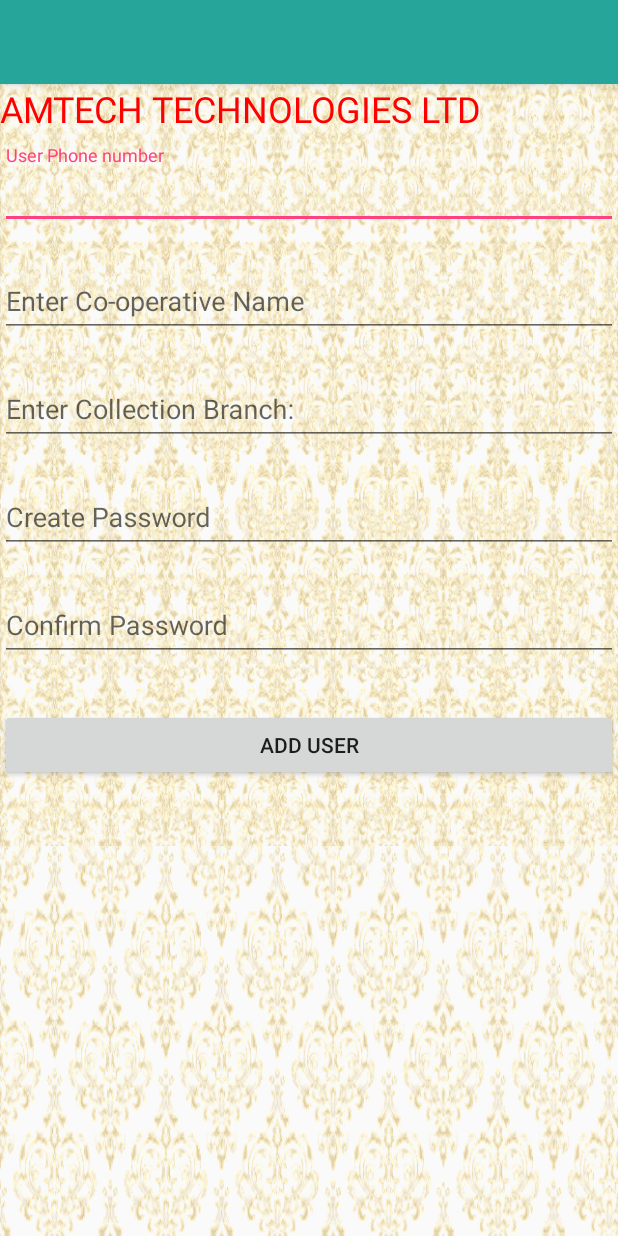
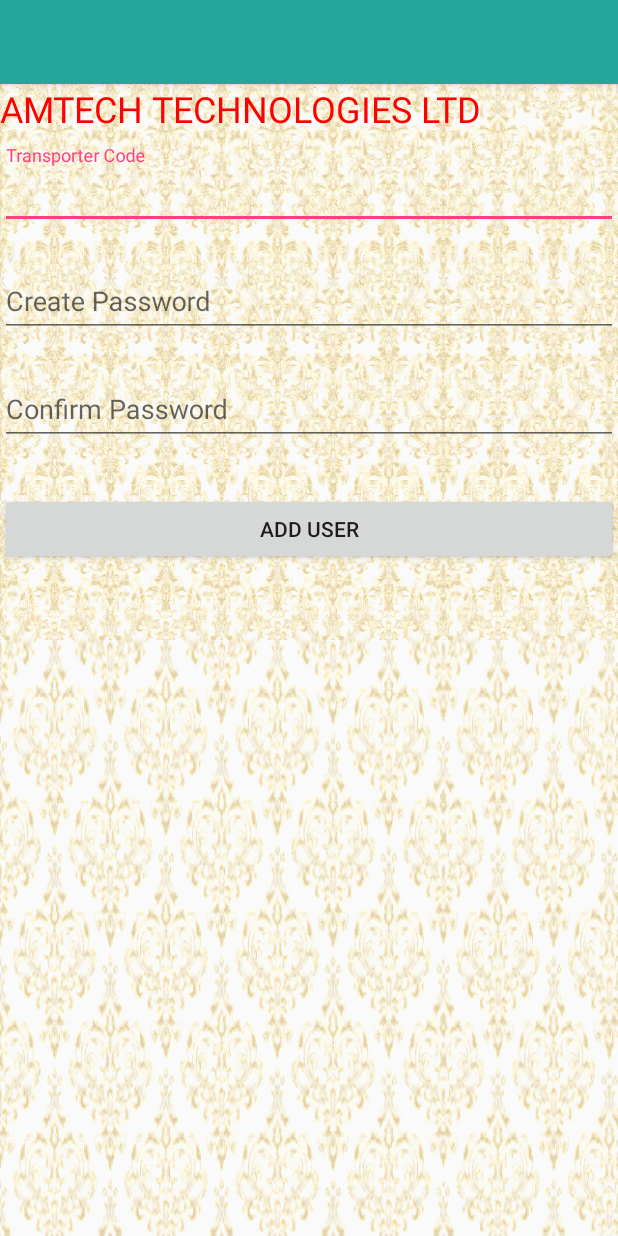
Before and after one commit to Omwitsa/easyma_new, an Android app: the AddUserActivity screen opened directly, with no data from a screen before it, after a tap on "ADD USER", on a phone screen of 412 x 824 dp. Run offline under Robolectric (Android 15) with nearby library versions, the phone set to English and light mode, and no system bars; libraries missing offline, so code that uses them is left out: com.google.firebase.crashlytics.

Commit message:
Change Users Registration Details

```diff
--- a/app/src/main/java/Rest/ApiClient.java
+++ b/app/src/main/java/Rest/ApiClient.java
@@ -4,7 +4,7 @@ import retrofit2.Retrofit;
 import retrofit2.converter.gson.GsonConverterFactory;
 
 public class ApiClient {
-    public static final String BASE_URL = "http://192.168.8.166:8092/";
+    public static final String BASE_URL = "http://192.168.43.241:8092/";
     private static Retrofit retrofit = null;
     public static Retrofit getClient() {
         if (retrofit==null) {
--- a/app/src/main/java/com/myactivities/AddUserActivity.java
+++ b/app/src/main/java/com/myactivities/AddUserActivity.java
@@ -31,7 +31,7 @@ import Adapters.DairyFarmSpinnerAdapter;
 
 public class AddUserActivity extends AppCompatActivity {
     Button add;
-    EditText username, pass, pass1,c_branch,c_cooperative;
+    EditText username, pass, pass1;
     //ProgressDialog dialog = null;
     SQLiteDatabase db;
     TextView alert;
@@ -73,12 +73,7 @@ public class AddUserActivity extends AppCompatActivity {
 
         username = (EditText) findViewById(R.id.uname123);
         pass = (EditText) findViewById(R.id.pass123);
-        c_cooperative = (EditText) findViewById(R.id.c_coperative);
         pass1 = (EditText) findViewById(R.id.pass23);
-        c_branch=(EditText)findViewById(R.id.c_branch);
-
-
-
 
         add = (Button) findViewById(R.id.btnAddUser);
         db = openOrCreateDatabase("loginDB", Context.MODE_PRIVATE, null);
@@ -88,21 +83,14 @@ add.setOnClickListener(new OnClickListener() {
     @Override
     public void onClick(View v) {
         String phonee = username.getText().toString();
-        String brancch = c_branch.getText().toString();
+        String brancch = "";
         String password = pass.getText().toString();
-        String Coop = c_cooperative.getText().toString();
+        String Coop = "";
         String confirm_pass = pass1.getText().toString();
 
         if (phonee.isEmpty())
         {
             Toast.makeText(getApplicationContext(), "Please enter Phone Number", Toast.LENGTH_LONG).show();
-        }
-        else if (brancch.isEmpty())
-        {
-            Toast.makeText(getApplicationContext(), "Please enter Branch", Toast.LENGTH_LONG).show();
-        } else if(Coop.isEmpty())
-        {
-            Toast.makeText(getApplicationContext(), "Please enter Cooperative Name", Toast.LENGTH_LONG).show();
         }
         else if (password.isEmpty()){
             Toast.makeText(getApplicationContext(), "Please enter password", Toast.LENGTH_LONG).show();
@@ -119,8 +107,6 @@ add.setOnClickListener(new OnClickListener() {
         else {
             insertDataToSqlite();
         }
-
-
     }
 });
 //        add.setOnClickListener(new OnClickListener() {
@@ -211,7 +197,7 @@ add.setOnClickListener(new OnClickListener() {
         String date_pp = sdf.format(cc.getTime());
 
             db.rawQuery("SELECT * FROM admin_login", null);
-            db.execSQL("INSERT INTO admin_login VALUES('" + username.getText() + "','" + c_cooperative.getText()+ "','" + c_branch.getText() + "','" + pass.getText() + "','" + date_pp + "','1');");
+            db.execSQL("INSERT INTO admin_login VALUES('" + username.getText() + "','','','" + pass.getText() + "','" + date_pp + "','1');");
             Toast.makeText(this, "Success, you can Login now as an authorised user", Toast.LENGTH_LONG).show();
 
             Intent intent = new Intent(getApplicationContext(), AdminLogin.class);
--- a/app/src/main/java/com/myactivities/MainPrintActivity.java
+++ b/app/src/main/java/com/myactivities/MainPrintActivity.java
@@ -121,7 +121,6 @@ public class MainPrintActivity extends MyActivity {
         }
         return list;
     }
-
 
     private void showToast(String message) {
         Toast.makeText(getApplicationContext(), message, Toast.LENGTH_SHORT).show();
--- a/app/src/main/res/layout/add_admin.xml
+++ b/app/src/main/res/layout/add_admin.xml
@@ -32,10 +32,6 @@
             android:textSize="24dp"
             android:textColor="@color/RED"/>
 
-
-
-
-
         <com.google.android.material.textfield.TextInputLayout
             android:layout_width="match_parent"
             android:layout_height="wrap_content"
@@ -46,8 +42,8 @@
                 android:layout_width="match_parent"
                 android:layout_height="wrap_content"
                 android:ems="10"
-                android:inputType="phone"
-                android:hint="User Phone number" >
+                android:inputType="text"
+                android:hint="Transporter Code" >
             </EditText>
         </com.google.android.material.textfield.TextInputLayout>
 
@@ -61,62 +57,7 @@
             tools:context="com.myactivities.MainActivity"
             tools:showIn="@layout/app_bar_main">
 
-
-<!--            <android.support.design.widget.TextInputLayout-->
-<!--                android:layout_width="match_parent"-->
-<!--                android:layout_height="wrap_content"-->
-<!--                android:layout_marginTop="8dp"-->
-<!--                android:layout_marginBottom="8dp">-->
-<!--                <Spinner-->
-<!--                    android:id="@+id/company"-->
-<!--                    android:layout_width="wrap_content"-->
-<!--                    android:layout_height="wrap_content"-->
-<!--                    />-->
-
-<!--                <ProgressBar-->
-<!--                    android:id="@+id/progressBar"-->
-<!--                    style="?android:attr/progressBarStyleLarge"-->
-<!--                    android:layout_width="match_parent"-->
-<!--                    android:layout_height="29dp"-->
-<!--                    android:layout_centerHorizontal="true"-->
-<!--                    android:layout_centerVertical="true"-->
-<!--                    android:layout_toRightOf="@+id/company" />-->
-<!--            </android.support.design.widget.TextInputLayout>-->
         </RelativeLayout>
-        <com.google.android.material.textfield.TextInputLayout
-            android:layout_width="match_parent"
-            android:layout_height="wrap_content"
-            android:layout_marginTop="8dp"
-            android:layout_marginBottom="8dp">
-
-            <EditText
-                android:id="@+id/c_coperative"
-                android:layout_width="match_parent"
-                android:layout_height="wrap_content"
-                android:ems="10"
-                android:inputType="text"
-                android:hint="Enter Co-operative Name" >
-            </EditText>
-
-        </com.google.android.material.textfield.TextInputLayout>
-
-        <com.google.android.material.textfield.TextInputLayout
-            android:layout_width="match_parent"
-            android:layout_height="wrap_content"
-            android:layout_marginTop="8dp"
-            android:layout_marginBottom="8dp">
-
-            <EditText
-                android:id="@+id/c_branch"
-                android:layout_width="match_parent"
-                android:layout_height="wrap_content"
-                android:ems="10"
-                android:inputType="textCapWords"
-                android:hint="Enter Collection Branch:" >
-            </EditText>
-
-        </com.google.android.material.textfield.TextInputLayout>
-
 
         <com.google.android.material.textfield.TextInputLayout
             android:layout_width="match_parent"
@@ -160,7 +101,5 @@
             android:layout_width="wrap_content"
             android:layout_height="wrap_content"
             android:text=" " />
-
-
     </LinearLayout>
 </ScrollView>
```
Also changed, not shown: 187 other files.
